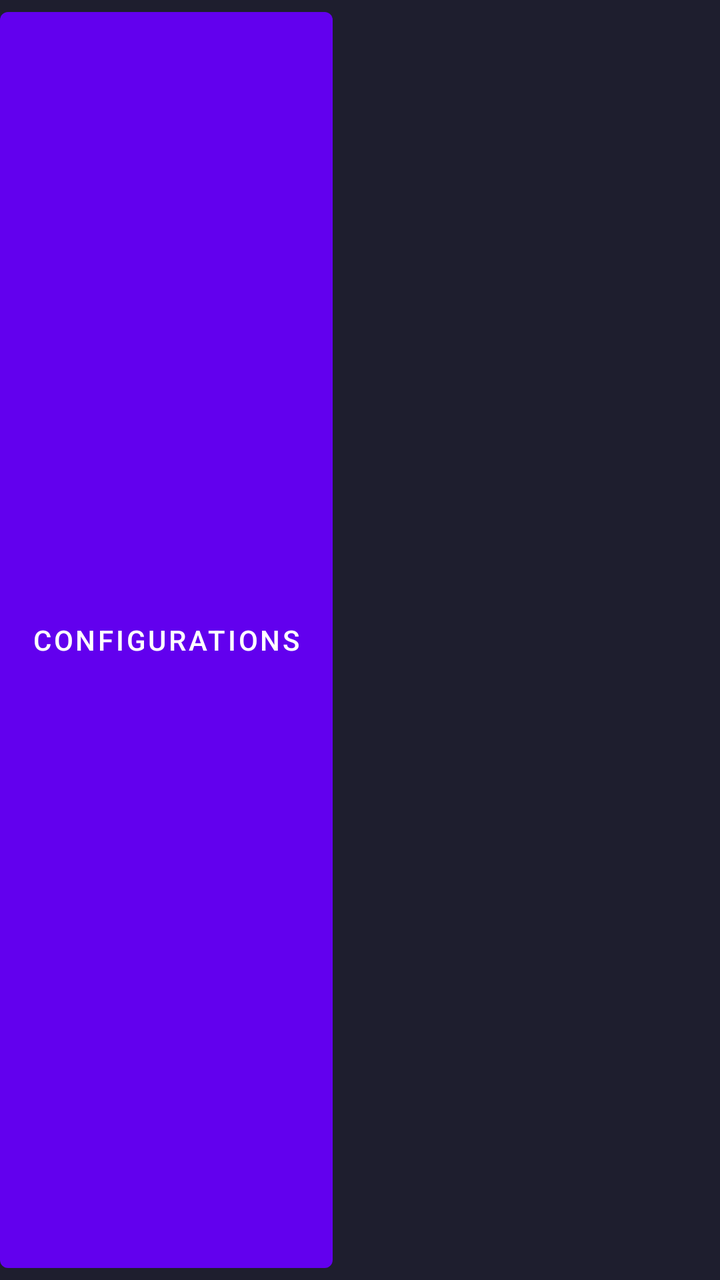
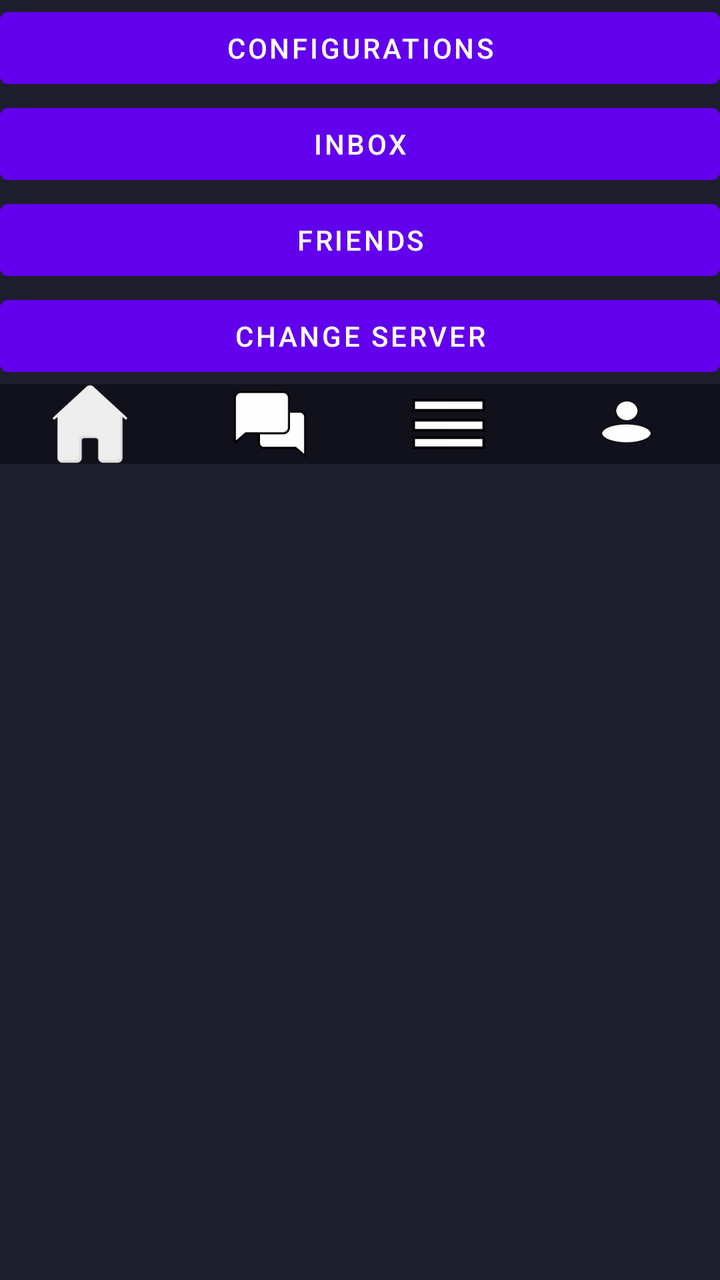

Two renders of the same Android screen: before a commit and after it. Below are the layout's source before the change and the commit's diff.
<!-- AndroidManifest.xml: fallback theme Theme.MaterialComponents.DayNight.NoActionBar -->
<!-- res/layout/activity_options.xml -->
<?xml version="1.0" encoding="utf-8"?>
<ScrollView xmlns:android="http://schemas.android.com/apk/res/android"
    android:layout_width="fill_parent"
    android:layout_height="fill_parent"
    android:fillViewport="true"
    android:background="#1e1e2e">
    <LinearLayout
        android:layout_width="fill_parent"
        android:layout_height="wrap_content"
        android:orientation="vertical">
        <Button
            android:id="@+id/btnConfigurations"
            android:layout_height="fill_parent"
            android:layout_width="wrap_content"
            android:text="configurations"/>
        <Button
            android:id="@+id/btnInbox"
            android:layout_height="fill_parent"
            android:layout_width="wrap_content"
            android:text="Inbox"/>
        <Button
            android:id="@+id/btnFriends"
            android:layout_height="fill_parent"
            android:layout_width="wrap_content"
            android:text="Friends"/>
        <Button
            android:id="@+id/btnChangeServer"
            android:layout_height="fill_parent"
            android:layout_width="wrap_content"
            android:text="Change server"/>
        <LinearLayout
            android:layout_width="match_parent"
            android:layout_height="40dp" 
            android:orientation="horizontal"
            android:gravity="center_vertical"
            android:background="#11111b">
            <ImageButton
                android:id="@+id/btnHome"
                android:layout_width="0dp"
                android:layout_height="match_parent"
                android:layout_weight="1"
                android:src="@drawable/home"
                android:scaleType="centerInside"
                android:background="@android:color/transparent"
                android:contentDescription="home" />

            <ImageButton
                android:id="@+id/btnChat"
                android:layout_width="0dp"
                android:layout_height="match_parent"
                android:layout_weight="1"
                android:src="@drawable/chat"
                android:scaleType="centerInside"
                android:background="@android:color/transparent"
                android:contentDescription="Chat" />

            <ImageButton
                android:id="@+id/btnOptions"
                android:layout_width="0dp"
                android:layout_height="match_parent"
                android:layout_weight="1"
                android:src="@drawable/options"
                android:scaleType="centerInside"
                android:background="@android:color/transparent"
                android:contentDescription="Options" />

            <ImageButton
                android:id="@+id/btnProfile"
                android:layout_width="0dp"
                android:layout_height="match_parent"
                android:layout_weight="1"
                android:src="@drawable/account"
                android:scaleType="centerInside"
                android:background="@android:color/transparent"
                android:contentDescription="Profile" />
        </LinearLayout>
    </LinearLayout>
</ScrollView>
<!-- resources referenced by this layout -->
<resources>
  <!-- drawable account: png bitmap (drawable-hdpi, 1844 bytes) -->
  <!-- drawable chat: png bitmap (drawable-hdpi, 1997 bytes) -->
  <!-- drawable home: png bitmap (drawable-hdpi, 2333 bytes) -->
  <!-- drawable options: png bitmap (drawable-ldpi, 495 bytes) -->
</resources>

<!-- the commit's change to res/layout/activity_options.xml (unified diff, before → after) -->
@@ -4,36 +4,43 @@
     android:layout_height="fill_parent"
     android:fillViewport="true"
     android:background="#1e1e2e">
+
     <LinearLayout
         android:layout_width="fill_parent"
         android:layout_height="wrap_content"
         android:orientation="vertical">
+
         <Button
             android:id="@+id/btnConfigurations"
-            android:layout_height="fill_parent"
-            android:layout_width="wrap_content"
-            android:text="configurations"/>
+            android:layout_width="fill_parent"
+            android:layout_height="wrap_content"
+            android:text="configurations" />
+
         <Button
             android:id="@+id/btnInbox"
-            android:layout_height="fill_parent"
-            android:layout_width="wrap_content"
-            android:text="Inbox"/>
+            android:layout_width="fill_parent"
+            android:layout_height="wrap_content"
+            android:text="Inbox" />
+
         <Button
             android:id="@+id/btnFriends"
-            android:layout_height="fill_parent"
-            android:layout_width="wrap_content"
-            android:text="Friends"/>
+            android:layout_width="fill_parent"
+            android:layout_height="wrap_content"
+            android:text="Friends" />
+
         <Button
             android:id="@+id/btnChangeServer"
-            android:layout_height="fill_parent"
-            android:layout_width="wrap_content"
-            android:text="Change server"/>
+            android:layout_width="fill_parent"
+            android:layout_height="wrap_content"
+            android:text="Change server" />
+
         <LinearLayout
             android:layout_width="match_parent"
             android:layout_height="40dp" 
             android:orientation="horizontal"
             android:gravity="center_vertical"
             android:background="#11111b">
+
             <ImageButton
                 android:id="@+id/btnHome"
                 android:layout_width="0dp"
@@ -73,6 +80,7 @@
                 android:scaleType="centerInside"
                 android:background="@android:color/transparent"
                 android:contentDescription="Profile" />
+
         </LinearLayout>
     </LinearLayout>
 </ScrollView>
